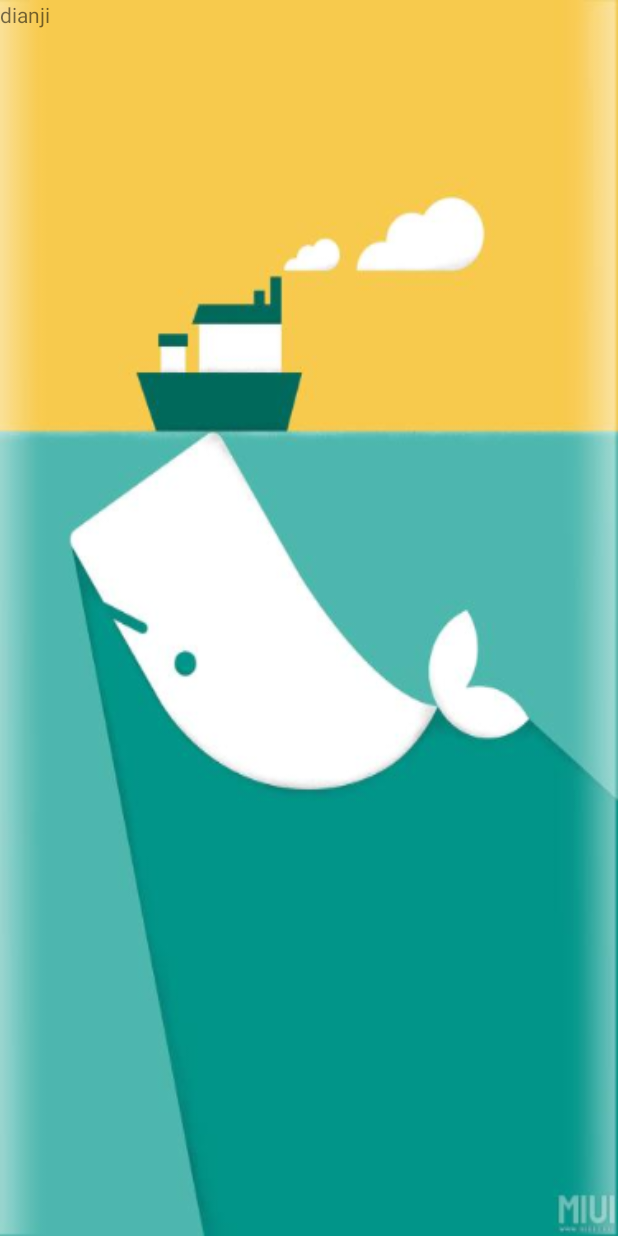
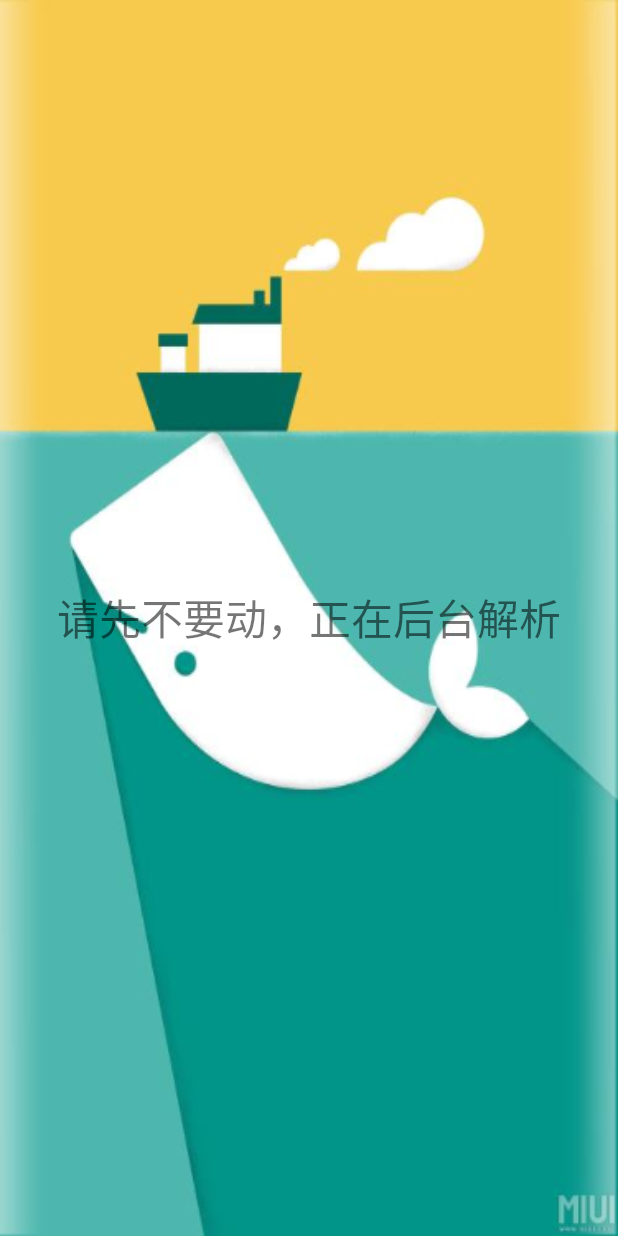
Before and after one commit to thb-android/thb-stock-android, an Android app: the layout fragment_home_map.xml on its own in the app's theme, with its tools: preview values and no code run, on a phone screen of 412 x 824 dp. Run offline under Robolectric (Android 15) with nearby library versions, the phone set to English and light mode, and no system bars.

Commit message:
添加首页列表

```diff
--- a/app/src/main/java/com/thb/automatic/home/fragment/map/contract/MapContract.java
+++ b/app/src/main/java/com/thb/automatic/home/fragment/map/contract/MapContract.java
@@ -2,14 +2,17 @@ package com.thb.automatic.home.fragment.map.contract;
 
 import com.jess.arms.mvp.IModel;
 import com.jess.arms.mvp.IView;
+import com.thb.automatic.home.fragment.map.entity.StockInfo;
 import io.reactivex.Observable;
 import okhttp3.ResponseBody;
+
+import java.util.List;
 
 public interface MapContract {
 
     //对于经常使用的关于UI的方法可以定义到IView中,如显示隐藏进度条,和显示文字消息
     interface View extends IView {
-
+        void updateView(List<StockInfo> infos);
     }
 
     //Model层定义接口,外部只需关心Model返回的数据,无需关心内部细节,如是否使用缓存
--- a/app/src/main/java/com/thb/automatic/home/fragment/map/entity/StockInfo.java
+++ b/app/src/main/java/com/thb/automatic/home/fragment/map/entity/StockInfo.java
@@ -26,8 +26,6 @@ package com.thb.automatic.home.fragment.map.entity;
 public class StockInfo {
     /*代码*/
     public String symbol;
-    //股票名字
-    public String mName;
     /*名称*/
     public String name;
     /*最新价*/
--- a/app/src/main/java/com/thb/automatic/home/fragment/map/presenter/MapPresenter.java
+++ b/app/src/main/java/com/thb/automatic/home/fragment/map/presenter/MapPresenter.java
@@ -50,7 +50,7 @@ public class MapPresenter extends BasePresenter<MapContract.Model, MapContract.V
                     @Override
                     public void onResponse(ResponseBody response) {
                         List<StockInfo> infos = Utils.pares2Stock(response.byteStream());
-                        Log.e("tanghuaibao", infos.get(0).toString());
+                        mRootView.updateView(infos);
                     }
                 });
     }
--- a/app/src/main/java/com/thb/automatic/home/fragment/map/view/ViewAdapter.java
+++ b/app/src/main/java/com/thb/automatic/home/fragment/map/view/ViewAdapter.java
@@ -36,7 +36,7 @@ public class ViewAdapter extends RecyclerView.Adapter<ViewAdapter.CustomHolder>
     @Override
     public void onBindViewHolder(@NonNull CustomHolder holder, int i) {
         final StockInfo item = mData.get(i);
-        holder.text.setText(String.format("%s   %s", item.mName, item.symbol));
+        holder.text.setText(String.format("%s   %s", item.name, item.symbol));
         holder.itemView.setOnClickListener(v -> {
             ARouter.getInstance().build(K_LINE_ACTIVITY).withString(key_stock_symbol, item.symbol).navigation();
         });
--- a/app/src/main/java/com/thb/automatic/modue/kline/view/KLineActivity.java
+++ b/app/src/main/java/com/thb/automatic/modue/kline/view/KLineActivity.java
@@ -8,6 +8,7 @@ import butterknife.BindView;
 import com.alibaba.android.arouter.facade.annotation.Autowired;
 import com.alibaba.android.arouter.facade.annotation.Route;
 import com.alibaba.android.arouter.launcher.ARouter;
+import com.bumptech.glide.Glide;
 import com.jess.arms.di.component.AppComponent;
 import com.thb.automatic.IOTBaseActivity;
 import com.thb.automatic.R;
@@ -53,13 +54,16 @@ public class KLineActivity extends IOTBaseActivity<KLinePresenter> implements KL
 
     @Override
     public int initView(@Nullable Bundle savedInstanceState) {
-        return R.layout.activity_load_stock; //如果你不需要框架帮你设置 setContentView(id) 需要自行设置,请返回 0
+        return R.layout.activity_k_line; //如果你不需要框架帮你设置 setContentView(id) 需要自行设置,请返回 0
     }
 
     @Override
     public void initData(@Nullable Bundle savedInstanceState) {
         ARouter.getInstance().inject(this);
         setTitle(Utils.getString(R.string.k_line_title));
+        Glide.with(this)
+                .load("http://image.sinajs.cn/newchart/daily/n/" + mStockSymbol + ".gif")
+                .into(mKLineImage);
     }
 
     @Override
--- a/app/src/main/res/layout/fragment_home_map.xml
+++ b/app/src/main/res/layout/fragment_home_map.xml
@@ -1,13 +1,20 @@
 <?xml version="1.0" encoding="utf-8"?>
-<FrameLayout
-    xmlns:android="http://schemas.android.com/apk/res/android"
-    xmlns:app="http://schemas.android.com/apk/res-auto"
+<FrameLayout xmlns:android="http://schemas.android.com/apk/res/android"
     android:layout_width="match_parent"
     android:layout_height="match_parent">
 
     <TextView
-        android:id="@+id/btn_click"
-        android:layout_width="100dp"
-        android:layout_height="100dp"
-        android:text="dianji"/>
+        android:id="@+id/map_help"
+        android:layout_width="wrap_content"
+        android:layout_height="wrap_content"
+        android:layout_gravity="center"
+        android:text="@string/map_help_txt"
+        android:textSize="28sp" />
+
+    <android.support.v7.widget.RecyclerView
+        android:id="@+id/map_recycler"
+        android:layout_width="match_parent"
+        android:layout_height="wrap_content"
+        android:background="@color/white"
+        android:visibility="gone" />
 </FrameLayout>
--- a/app/src/main/res/values/strings.xml
+++ b/app/src/main/res/values/strings.xml
@@ -13,4 +13,6 @@
     <string name="mine_init">点击初始化，获取所有股票代码</string>
     <string name="k_line_title">日K线图</string>
 
+    <string name="map_help_txt">请先不要动，正在后台解析</string>
+
 </resources>
```
Also changed, not shown: app/src/main/java/com/thb/automatic/home/fragment/map/view/MapFragment.java (+33 -13 lines), app/src/main/res/layout/map_item_layout.xml (+3 -5 lines).
